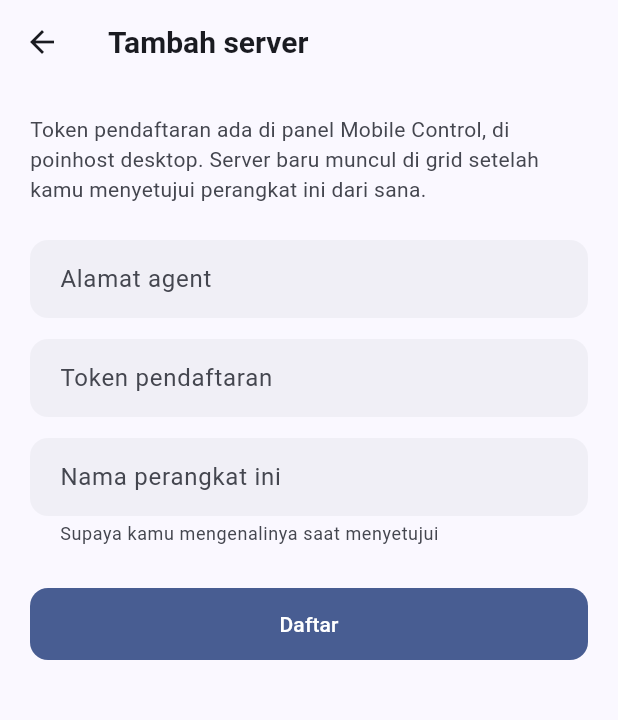
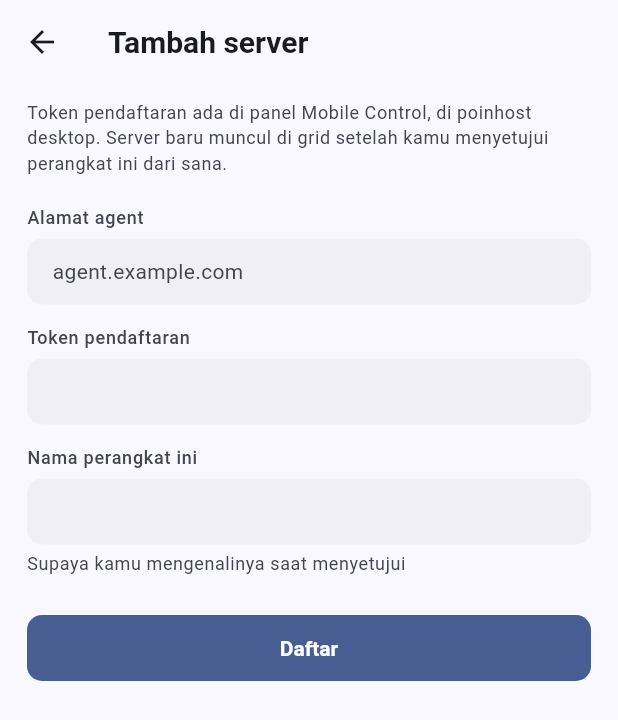
Before and after one commit to andyresta/poinhost, a Flutter app: the screen it shows after launch, after a tap on "Tambah server", on a phone screen of 412 x 824 dp. Shown: the top 720 px of the screen. Run offline on Flutter 3.47's test engine with Material 3 defaults, Android fonts, the phone set to English and light mode, and no system bars; our stand-ins replace flutter_secure_storage.

Commit message:
Fix the add-server form: labels that collide, text that gets cut
The floating label belongs to a design that has an outline: it rises into
the gap the border opens for it. A filled box with no border has no gap, so
the label rose and landed on the box's top edge — which is what was on
screen. Nudging its position would not have fixed that; the label was simply
the wrong component for this field.

Labels now sit above their boxes and stay there while typing, so a filled-in
form can still be read. The helper under the last field is its own Text,
because Material's helperText is clipped to one line and ellipsised even a
sentence as short as "Supaya kamu mengenalinya saat menyetujui".

Everything is also smaller: denser fields, 44px button, tighter spacing and
type. The form is capped at 420px wide too — stretched across a tablet, the
eye has to travel from a label on the left to a cursor on the right of a box
far longer than anything typed into it.

The test types a value deliberately different from the hint: the hint widget
stays in the tree, so retyping the same string matches twice and proves
nothing.

Co-Authored-By: Claude Opus 5 <noreply@anthropic.com>

```diff
--- a/mobile/lib/src/screens/add_server_screen.dart
+++ b/mobile/lib/src/screens/add_server_screen.dart
@@ -2,6 +2,7 @@ import 'package:flutter/material.dart';
 
 import '../api/agent_exception.dart';
 import '../session.dart';
+import '../widgets/labeled_field.dart';
 
 /// Menambahkan satu server: tempel alamat agent dan token pendaftarannya.
 ///
@@ -70,71 +71,70 @@ class _AddServerScreenState extends State<AddServerScreen> {
       body: SafeArea(
         child: Form(
           key: _formKey,
+          // Lebarnya dibatasi, bukan dibiarkan mengikuti layar: isian yang
+          // membentang penuh di tablet atau layar lebar jadi jauh lebih
+          // panjang daripada isinya, dan matanya harus melompat dari label
+          // di kiri ke kursor di kanan.
+          child: Center(
+            child: ConstrainedBox(
+              constraints: const BoxConstraints(maxWidth: 420),
               child: ListView(
-            padding: const EdgeInsets.all(20),
+                padding: const EdgeInsets.fromLTRB(18, 10, 18, 24),
                 children: [
                   Text(
-                'Token pendaftaran ada di panel Mobile Control, di poinhost '
-                'desktop. Server baru muncul di grid setelah kamu menyetujui '
-                'perangkat ini dari sana.',
-                style: theme.textTheme.bodyMedium?.copyWith(
+                    'Token pendaftaran ada di panel Mobile Control, di '
+                    'poinhost desktop. Server baru muncul di grid setelah '
+                    'kamu menyetujui perangkat ini dari sana.',
+                    style: theme.textTheme.bodySmall?.copyWith(
                       color: theme.colorScheme.onSurfaceVariant,
+                      height: 1.45,
                     ),
                   ),
-              const SizedBox(height: 24),
-              TextFormField(
+                  const SizedBox(height: 20),
+                  LabeledField(
+                    label: 'Alamat agent',
                     controller: _urlController,
+                    hint: 'agent.example.com',
                     keyboardType: TextInputType.url,
-                autocorrect: false,
                     textInputAction: TextInputAction.next,
-                decoration: const InputDecoration(
-                  labelText: 'Alamat agent',
-                  hintText: 'agent.example.com',
+                    validator: (v) => (v == null || v.trim().isEmpty)
+                        ? 'Isi alamat agent'
+                        : null,
                   ),
-                validator: (v) =>
-                    (v == null || v.trim().isEmpty) ? 'Isi alamat agent' : null,
-              ),
-              const SizedBox(height: 14),
-              TextFormField(
+                  LabeledField(
+                    label: 'Token pendaftaran',
                     controller: _tokenController,
-                autocorrect: false,
                     textInputAction: TextInputAction.next,
-                decoration: const InputDecoration(
-                  labelText: 'Token pendaftaran',
-                ),
                     validator: (v) =>
                         (v == null || v.trim().isEmpty) ? 'Isi token' : null,
                   ),
-              const SizedBox(height: 14),
-              TextFormField(
+                  LabeledField(
+                    label: 'Nama perangkat ini',
                     controller: _labelController,
+                    helper: 'Supaya kamu mengenalinya saat menyetujui',
                     textInputAction: TextInputAction.done,
-                onFieldSubmitted: (_) => _busy ? null : _submit(),
-                decoration: const InputDecoration(
-                  labelText: 'Nama perangkat ini',
-                  helperText: 'Supaya kamu mengenalinya saat menyetujui',
-                ),
+                    onSubmitted: (_) => _busy ? null : _submit(),
                     validator: (v) =>
                         (v == null || v.trim().isEmpty) ? 'Isi nama' : null,
                   ),
-              const SizedBox(height: 28),
+                  const SizedBox(height: 10),
                   FilledButton(
                     onPressed: _busy ? null : _submit,
                     child: _busy
                         ? const SizedBox(
-                        height: 18,
-                        width: 18,
+                            height: 16,
+                            width: 16,
                             child: CircularProgressIndicator(strokeWidth: 2),
                           )
                         : const Text('Daftar'),
                   ),
                   if (_error != null) ...[
-                const SizedBox(height: 18),
+                    const SizedBox(height: 16),
                     Container(
-                  padding: const EdgeInsets.all(12),
+                      padding: const EdgeInsets.all(11),
                       decoration: BoxDecoration(
                         color: theme.colorScheme.errorContainer,
-                    borderRadius: BorderRadius.circular(12),
+                        borderRadius: BorderRadius.circular(10),
                       ),
                       child: Text(
                         _error!,
@@ -145,6 +145,8 @@ class _AddServerScreenState extends State<AddServerScreen> {
                     ),
                   ],
                 ],
+              ),
+            ),
           ),
         ),
       ),
--- a/mobile/lib/src/theme.dart
+++ b/mobile/lib/src/theme.dart
@@ -42,16 +42,28 @@ ThemeData buildTheme(Brightness brightness) {
     inputDecorationTheme: InputDecorationTheme(
       filled: true,
       fillColor: scheme.surfaceContainerHighest.withValues(alpha: 0.4),
+      isDense: true,
+      // Label mengambang DIMATIKAN, dan labelnya ditulis sebagai teks
+      // tersendiri di atas kotaknya (lihat LabeledField).
+      //
+      // Dengan OutlineInputBorder tanpa garis, label yang mengambang naik ke
+      // tempat garis itu seharusnya ada — dan karena garisnya tidak digambar,
+      // yang terlihat adalah label menabrak tepi atas kotak. Mengatur
+      // posisinya tidak menyelesaikan apa pun: masalahnya label itu memang
+      // milik rancangan yang punya garis.
+      floatingLabelBehavior: FloatingLabelBehavior.never,
       border: OutlineInputBorder(
-        borderRadius: BorderRadius.circular(12),
+        borderRadius: BorderRadius.circular(10),
         borderSide: BorderSide.none,
       ),
-      contentPadding: const EdgeInsets.symmetric(horizontal: 16, vertical: 14),
+      contentPadding: const EdgeInsets.symmetric(horizontal: 13, vertical: 12),
+      hintStyle: TextStyle(color: scheme.onSurfaceVariant),
     ),
     filledButtonTheme: FilledButtonThemeData(
       style: FilledButton.styleFrom(
-        minimumSize: const Size.fromHeight(48),
-        shape: RoundedRectangleBorder(borderRadius: BorderRadius.circular(12)),
+        minimumSize: const Size.fromHeight(44),
+        shape: RoundedRectangleBorder(borderRadius: BorderRadius.circular(10)),
+        textStyle: const TextStyle(fontSize: 14, fontWeight: FontWeight.w600),
       ),
     ),
     dividerTheme: DividerThemeData(
--- /dev/null
+++ b/mobile/lib/src/widgets/labeled_field.dart
@@ -0,0 +1,79 @@
+import 'package:flutter/material.dart';
+
+/// Satu isian: label di ATAS kotaknya, keterangan di bawahnya.
+///
+/// Bukan `labelText` bawaan Material, dan itu bukan selera. Label mengambang
+/// milik rancangan yang punya garis tepi: ia naik ke tempat garis itu dan
+/// garisnya membuka celah untuknya. Kotak terisi tanpa garis tidak punya
+/// celah itu, jadi labelnya naik lalu menabrak tepi atas kotak — persis yang
+/// terlihat di layar ini sebelumnya.
+///
+/// Label yang menetap juga tidak pernah hilang saat diketik, jadi isian yang
+/// sudah terisi tetap bisa dibaca maksudnya.
+class LabeledField extends StatelessWidget {
+  const LabeledField({
+    super.key,
+    required this.label,
+    required this.controller,
+    this.hint,
+    this.helper,
+    this.keyboardType,
+    this.textInputAction,
+    this.onSubmitted,
+    this.validator,
+  });
+
+  final String label;
+  final TextEditingController controller;
+  final String? hint;
+
+  /// Keterangan di bawah kotak. Dibungkus [Text] sendiri, bukan `helperText`:
+  /// helper bawaan dipotong satu baris dengan elipsis, sehingga kalimat
+  /// sependek "Supaya kamu mengenalinya saat menyetujui" pun terpenggal.
+  final String? helper;
+
+  final TextInputType? keyboardType;
+  final TextInputAction? textInputAction;
+  final ValueChanged<String>? onSubmitted;
+  final FormFieldValidator<String>? validator;
+
+  @override
+  Widget build(BuildContext context) {
+    final theme = Theme.of(context);
+
+    return Padding(
+      padding: const EdgeInsets.only(bottom: 14),
+      child: Column(
+        crossAxisAlignment: CrossAxisAlignment.start,
+        children: [
+          Text(
+            label,
+            style: theme.textTheme.labelMedium?.copyWith(
+              color: theme.colorScheme.onSurfaceVariant,
+            ),
+          ),
+          const SizedBox(height: 6),
+          TextFormField(
+            controller: controller,
+            keyboardType: keyboardType,
+            textInputAction: textInputAction,
+            onFieldSubmitted: onSubmitted,
+            validator: validator,
+            autocorrect: false,
+            style: theme.textTheme.bodyMedium,
+            decoration: InputDecoration(hintText: hint),
+          ),
+          if (helper != null) ...[
+            const SizedBox(height: 5),
+            Text(
+              helper!,
+              style: theme.textTheme.bodySmall?.copyWith(
+                color: theme.colorScheme.onSurfaceVariant,
+              ),
+            ),
+          ],
+        ],
+      ),
+    );
+  }
+}
```
Also changed, not shown: 1 other file. Lines whose indentation alone changed are shown as unchanged.
